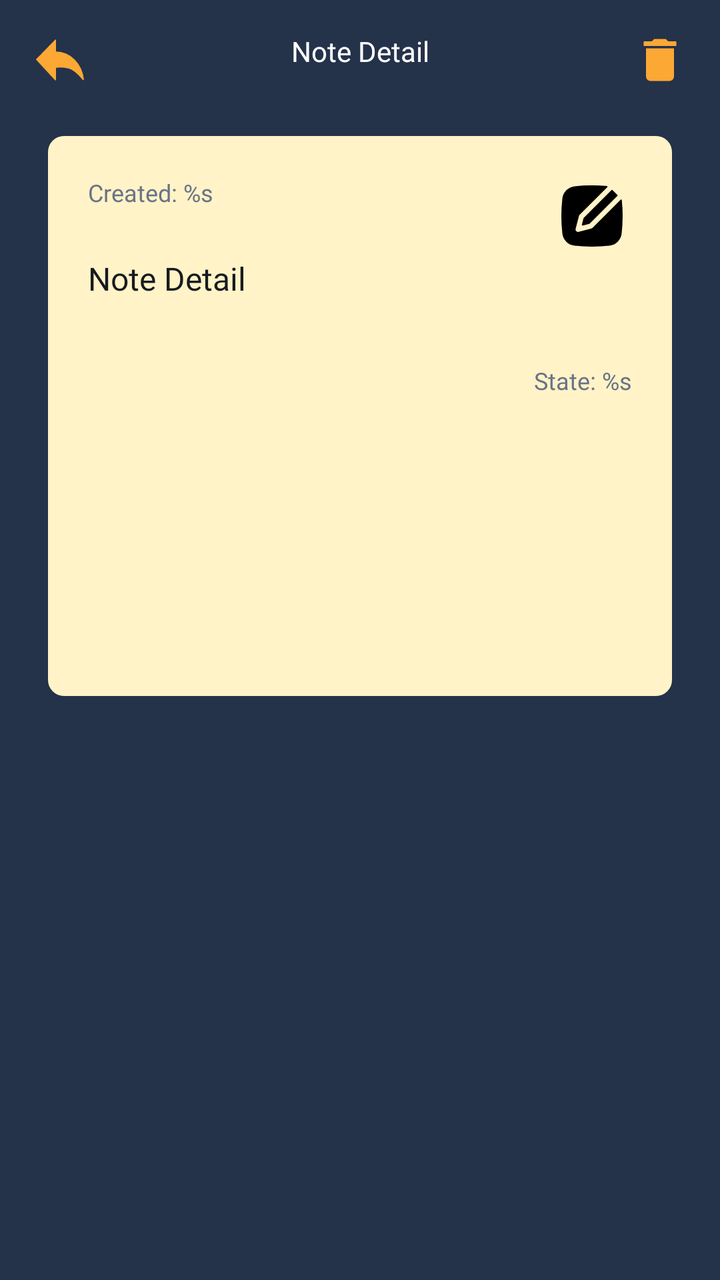
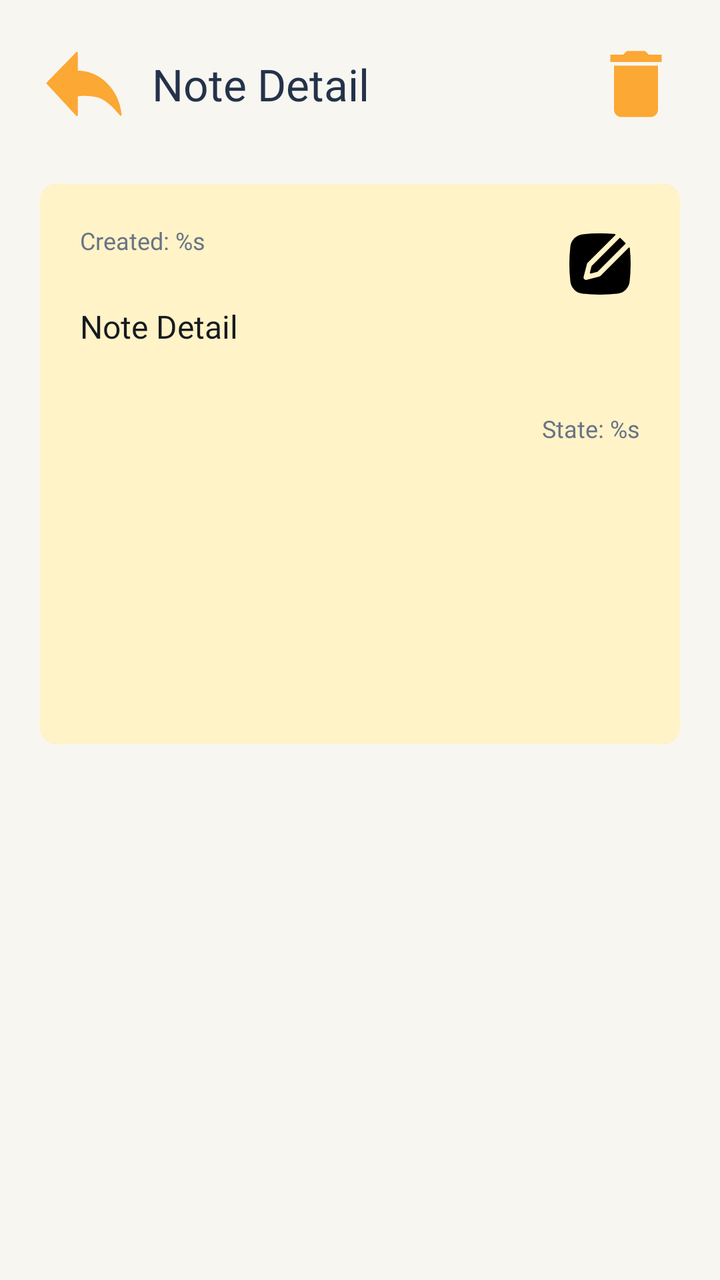

The first picture is an Android layout as it rendered before a commit; the second is the same layout after the commit. The layout source and the unified diff follow.
<!-- AndroidManifest.xml: application theme Theme.TodoListApp -->
<!-- res/layout/activity_detail.xml -->
<?xml version="1.0" encoding="utf-8"?>
<androidx.constraintlayout.widget.ConstraintLayout xmlns:android="http://schemas.android.com/apk/res/android"
    xmlns:app="http://schemas.android.com/apk/res-auto"
    xmlns:tools="http://schemas.android.com/tools"
    android:layout_width="match_parent"
    android:layout_height="match_parent"
    android:background="@color/color_2"
    tools:context=".DetailActivity">

    <ImageButton
        android:id="@+id/btnBack"
        android:layout_width="wrap_content"
        android:layout_height="wrap_content"
        android:layout_margin="16dp"
        android:background="@drawable/btn_back_state"
        app:layout_constraintStart_toStartOf="parent"
        app:layout_constraintTop_toTopOf="parent" />

    <TextView
        android:id="@+id/titleDetail"
        android:layout_width="wrap_content"
        android:layout_height="wrap_content"
        android:fontFamily="@font/inter_semibold"
        android:layout_marginTop="16dp"
        android:textColor="@color/white"
        android:text="@string/titleDetail"
        app:layout_constraintStart_toEndOf="@+id/btnBack"
        app:layout_constraintTop_toTopOf="parent"
        app:layout_constraintEnd_toStartOf="@id/btnDelete"/>

    <ImageButton
        android:id="@+id/btnDelete"
        android:layout_width="wrap_content"
        android:layout_height="wrap_content"
        android:layout_marginTop="16dp"
        android:layout_marginEnd="16dp"
        android:background="@drawable/ic_delete_state"
        app:layout_constraintEnd_toEndOf="parent"
        app:layout_constraintTop_toTopOf="parent"/>

    <include
        android:id="@+id/bannerDetail"
        layout="@layout/detail_banner"
        android:layout_width="match_parent"
        android:layout_height="wrap_content"
        android:layout_margin="24dp"
        app:layout_constraintEnd_toEndOf="parent"
        app:layout_constraintStart_toStartOf="parent"
        app:layout_constraintTop_toBottomOf="@id/btnBack" />

</androidx.constraintlayout.widget.ConstraintLayout>
<!-- res/layout/detail_banner.xml (included above) -->
<?xml version="1.0" encoding="utf-8"?>
<ScrollView xmlns:android="http://schemas.android.com/apk/res/android"
    xmlns:app="http://schemas.android.com/apk/res-auto"
    android:layout_width="match_parent"
    android:layout_height="wrap_content">

    <androidx.constraintlayout.widget.ConstraintLayout
        android:layout_width="match_parent"
        android:layout_height="wrap_content"
        android:background="@drawable/corner_banner"
        android:minHeight="280dp"
        android:padding="20dp">

        <TextView
            android:id="@+id/detailDate"
            android:layout_width="0dp"
            android:layout_height="wrap_content"
            android:fontFamily="@font/inter_semibold"
            android:text="@string/date"
            android:textColor="#697386"
            android:textSize="12sp"
            app:layout_constraintEnd_toStartOf="@+id/btnEdit"
            app:layout_constraintStart_toStartOf="parent"
            app:layout_constraintTop_toTopOf="parent" />

        <ImageButton
            android:id="@+id/btnEdit"
            android:layout_width="40dp"
            android:layout_height="40dp"
            android:background="@drawable/ic_edit_state"
            android:contentDescription="Edit note"
            android:enabled="true"
            app:layout_constraintEnd_toEndOf="parent"
            app:layout_constraintTop_toTopOf="parent" />

        <TextView
            android:id="@+id/detailTodo"
            android:layout_width="0dp"
            android:layout_height="wrap_content"
            android:layout_marginTop="24dp"
            android:fontFamily="@font/inter_semibold"
            android:lineSpacingExtra="5dp"
            android:text="@string/titleDetail"
            android:textColor="@color/black"
            android:textSize="16sp"
            app:layout_constraintEnd_toEndOf="parent"
            app:layout_constraintStart_toStartOf="parent"
            app:layout_constraintTop_toBottomOf="@id/detailDate" />

        <TextView
            android:id="@+id/status"
            android:layout_width="wrap_content"
            android:layout_height="wrap_content"
            android:layout_marginTop="32dp"
            android:fontFamily="@font/inter_semibold"
            android:text="@string/status"
            android:textColor="#697386"
            android:textSize="12sp"
            app:layout_constraintEnd_toEndOf="parent"
            app:layout_constraintTop_toBottomOf="@+id/detailTodo" />

    </androidx.constraintlayout.widget.ConstraintLayout>
</ScrollView>
<!-- resources referenced by this layout -->
<resources>
  <color name="black">#FF171A1F</color>
  <color name="color_2">#24324A</color>
  <color name="white">#FFFFFFFF</color>
  <!-- drawable corner_banner (drawable) -->
  <selector xmlns:android="http://schemas.android.com/apk/res/android">
      <item android:state_focused="true">
          <shape>
              <solid android:color="@color/color_1" />
              <corners android:radius="8dp" />
          </shape>
      </item>
      
      <item>
          <shape>
              <solid android:color="@color/color_1" />
              <corners android:radius="8dp" />
          </shape>
      </item>
  </selector>
  <string name="date">Created: %s</string>
  <string name="status">State: %s</string>
  <string name="titleDetail">Note Detail</string>
  <style name="Theme.TodoListApp" parent="Theme.MaterialComponents.DayNight.NoActionBar">
          
          <item name="colorPrimary">@color/color_1</item>
          <item name="colorPrimaryVariant">@color/purple_700</item>
          <item name="colorOnPrimary">@color/white</item>
          
          <item name="colorSecondary">@color/teal_200</item>
          <item name="colorSecondaryVariant">@color/teal_700</item>
          <item name="colorOnSecondary">@color/black</item>
          
          <item name="android:statusBarColor">?attr/colorPrimaryVariant</item>
          <item name="android:navigationBarColor">@color/color_2</item>
          
      </style>
  <!-- drawable ic_back_on (drawable) -->
  <vector xmlns:android="http://schemas.android.com/apk/res/android"
      android:width="28dp"
      android:height="28dp"
      android:viewportWidth="48"
      android:viewportHeight="48">
    <path
        android:pathData="M44,40.836c-4.893,-5.973 -9.238,-9.362 -13.036,-10.168c-3.797,-0.805 -7.412,-0.927 -10.846,-0.365V41L4,23.545L20.118,7v10.167c6.349,0.05 11.746,2.328 16.192,6.833c4.445,4.505 7.009,10.117 7.69,16.836Z"
        android:strokeLineJoin="round"
        android:strokeWidth="1"
        android:fillColor="#50C4ED"
        android:fillType="evenOdd"
        android:strokeColor="#50C4ED"/>
  </vector>
  <!-- drawable ic_back (drawable) -->
  <vector xmlns:android="http://schemas.android.com/apk/res/android"
      android:width="28dp"
      android:height="28dp"
      android:viewportWidth="48"
      android:viewportHeight="48">
    <path
        android:pathData="M44,40.836c-4.893,-5.973 -9.238,-9.362 -13.036,-10.168c-3.797,-0.805 -7.412,-0.927 -10.846,-0.365V41L4,23.545L20.118,7v10.167c6.349,0.05 11.746,2.328 16.192,6.833c4.445,4.505 7.009,10.117 7.69,16.836Z"
        android:strokeLineJoin="round"
        android:strokeWidth="1"
        android:fillColor="#fba834"
        android:fillType="evenOdd"
        android:strokeColor="#fba834"/>
  </vector>
  <color name="color_1">#FFF3C7</color>
  <!-- drawable ic_delete_on (drawable) -->
  <vector xmlns:android="http://schemas.android.com/apk/res/android"
      android:width="28dp"
      android:height="28dp"
      android:viewportWidth="24"
      android:viewportHeight="24">
    <path
        android:pathData="M6,19c0,1.1 0.9,2 2,2h8c1.1,0 2,-0.9 2,-2V7H6zM19,4h-3.5l-1,-1h-5l-1,1H5v2h14z"
        android:fillColor="#50C4ED"/>
  </vector>
  <!-- drawable ic_delete (drawable) -->
  <vector xmlns:android="http://schemas.android.com/apk/res/android"
      android:width="28dp"
      android:height="28dp"
      android:viewportWidth="24"
      android:viewportHeight="24">
    <path
        android:pathData="M6,19c0,1.1 0.9,2 2,2h8c1.1,0 2,-0.9 2,-2V7H6zM19,4h-3.5l-1,-1h-5l-1,1H5v2h14z"
        android:fillColor="#fba834"/>
  </vector>
  <color name="purple_700">#FF3700B3</color>
  <color name="teal_200">#FF03DAC5</color>
  <color name="teal_700">#FF018786</color>
  <!-- unchanged entries left out for length: 5 -->
</resources>

<!-- the commit's change to res/layout/activity_detail.xml (unified diff, before → after) -->
@@ -4,46 +4,50 @@
     xmlns:tools="http://schemas.android.com/tools"
     android:layout_width="match_parent"
     android:layout_height="match_parent"
-    android:background="@color/color_2"
+    android:background="@color/color_3"
+    android:padding="20dp"
     tools:context=".DetailActivity">
 
     <ImageButton
         android:id="@+id/btnBack"
-        android:layout_width="wrap_content"
-        android:layout_height="wrap_content"
-        android:layout_margin="16dp"
+        android:layout_width="44dp"
+        android:layout_height="44dp"
         android:background="@drawable/btn_back_state"
+        android:contentDescription="Back"
         app:layout_constraintStart_toStartOf="parent"
         app:layout_constraintTop_toTopOf="parent" />
 
     <TextView
         android:id="@+id/titleDetail"
-        android:layout_width="wrap_content"
+        android:layout_width="0dp"
         android:layout_height="wrap_content"
+        android:layout_marginStart="12dp"
+        android:layout_marginEnd="12dp"
         android:fontFamily="@font/inter_semibold"
-        android:layout_marginTop="16dp"
-        android:textColor="@color/white"
+        android:maxLines="2"
         android:text="@string/titleDetail"
+        android:textColor="@color/color_2"
+        android:textSize="22sp"
+        app:layout_constraintBottom_toBottomOf="@+id/btnBack"
+        app:layout_constraintEnd_toStartOf="@id/btnDelete"
         app:layout_constraintStart_toEndOf="@+id/btnBack"
-        app:layout_constraintTop_toTopOf="parent"
-        app:layout_constraintEnd_toStartOf="@id/btnDelete"/>
+        app:layout_constraintTop_toTopOf="@+id/btnBack" />
 
     <ImageButton
         android:id="@+id/btnDelete"
-        android:layout_width="wrap_content"
-        android:layout_height="wrap_content"
-        android:layout_marginTop="16dp"
-        android:layout_marginEnd="16dp"
+        android:layout_width="44dp"
+        android:layout_height="44dp"
         android:background="@drawable/ic_delete_state"
+        android:contentDescription="Delete note"
         app:layout_constraintEnd_toEndOf="parent"
-        app:layout_constraintTop_toTopOf="parent"/>
+        app:layout_constraintTop_toTopOf="parent" />
 
     <include
         android:id="@+id/bannerDetail"
         layout="@layout/detail_banner"
-        android:layout_width="match_parent"
+        android:layout_width="0dp"
         android:layout_height="wrap_content"
-        android:layout_margin="24dp"
+        android:layout_marginTop="28dp"
         app:layout_constraintEnd_toEndOf="parent"
         app:layout_constraintStart_toStartOf="parent"
         app:layout_constraintTop_toBottomOf="@id/btnBack" />
<!-- resource entries referenced after the edit -->
@@ -2,6 +2,7 @@
 <resources>
   <color name="black">#FF171A1F</color>
   <color name="color_2">#24324A</color>
+  <color name="color_3">#F8F6F1</color>
   <color name="white">#FFFFFFFF</color>
   <!-- drawable corner_banner (drawable) -->
   <selector xmlns:android="http://schemas.android.com/apk/res/android">
